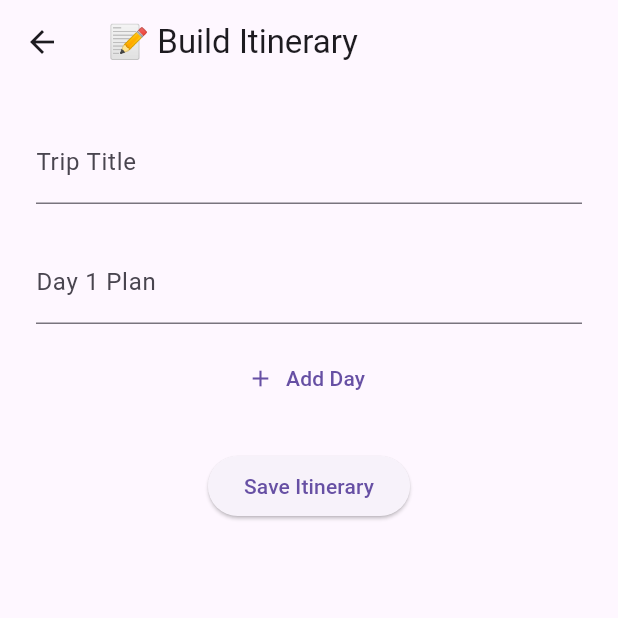
After one commit to pasindujayakodi77/ceylon, a Flutter app: the ItineraryListScreen screen opened directly, after a tap on the "add" icon, on a phone screen of 412 x 824 dp, the top half of it. The commit adds this screen. Run offline on Flutter 3.47's test engine with Material 3 defaults, Android fonts, the phone set to English and light mode, and no system bars; our stand-ins replace cloud_firestore, firebase_auth, firebase_core, flutter_bloc, google_sign_in, shared_preferences; accounts and stored records are empty.

Commit message:
Add itinerary management screens; implement itinerary creation and listing functionality✏️

```diff
--- a/lib/features/home/presentation/screens/home_screen.dart
+++ b/lib/features/home/presentation/screens/home_screen.dart
@@ -1,7 +1,9 @@
 import 'package:ceylon/features/profile/presentation/screens/profile_screen.dart';
 import 'package:flutter/material.dart';
 import 'package:firebase_auth/firebase_auth.dart';
+
 import 'package:ceylon/features/auth/presentation/screens/login_screen.dart';
+import 'package:ceylon/features/itinerary/presentation/screens/itinerary_list_screen.dart';
 
 class TouristHomeScreen extends StatelessWidget {
   const TouristHomeScreen({super.key});
@@ -27,6 +29,18 @@ class TouristHomeScreen extends StatelessWidget {
             ),
             const SizedBox(height: 16),
             ElevatedButton(
+              child: const Text("📅 My Trips"),
+              onPressed: () {
+                Navigator.push(
+                  context,
+                  MaterialPageRoute(
+                    builder: (_) => const ItineraryListScreen(),
+                  ),
+                );
+              },
+            ),
+            const SizedBox(height: 16),
+            ElevatedButton(
               onPressed: () async {
                 await FirebaseAuth.instance.signOut();
                 Navigator.pushReplacement(
--- /dev/null
+++ b/lib/features/itinerary/presentation/screens/itinerary_builder_screen.dart
@@ -0,0 +1,87 @@
+import 'package:cloud_firestore/cloud_firestore.dart';
+import 'package:firebase_auth/firebase_auth.dart';
+import 'package:flutter/material.dart';
+
+class ItineraryBuilderScreen extends StatefulWidget {
+  const ItineraryBuilderScreen({super.key});
+
+  @override
+  State<ItineraryBuilderScreen> createState() => _ItineraryBuilderScreenState();
+}
+
+class _ItineraryBuilderScreenState extends State<ItineraryBuilderScreen> {
+  final _title = TextEditingController();
+  final List<TextEditingController> _days = [TextEditingController()];
+  bool _saving = false;
+
+  void _addDayField() {
+    setState(() => _days.add(TextEditingController()));
+  }
+
+  Future<void> _saveItinerary() async {
+    setState(() => _saving = true);
+    final uid = FirebaseAuth.instance.currentUser!.uid;
+
+    final List<String> dayPlans = _days
+        .map((c) => c.text.trim())
+        .where((t) => t.isNotEmpty)
+        .toList();
+
+    await FirebaseFirestore.instance
+        .collection('users')
+        .doc(uid)
+        .collection('itineraries')
+        .add({
+          'title': _title.text.trim(),
+          'days': dayPlans,
+          'created_at': FieldValue.serverTimestamp(),
+        });
+
+    setState(() => _saving = false);
+    if (context.mounted) Navigator.pop(context);
+  }
+
+  @override
+  Widget build(BuildContext context) {
+    return Scaffold(
+      appBar: AppBar(title: const Text("📝 Build Itinerary")),
+      body: _saving
+          ? const Center(child: CircularProgressIndicator())
+          : SingleChildScrollView(
+              padding: const EdgeInsets.all(24),
+              child: Column(
+                children: [
+                  TextField(
+                    controller: _title,
+                    decoration: const InputDecoration(labelText: 'Trip Title'),
+                  ),
+                  const SizedBox(height: 24),
+                  ..._days.asMap().entries.map((entry) {
+                    final index = entry.key;
+                    final controller = entry.value;
+                    return Padding(
+                      padding: const EdgeInsets.only(bottom: 12),
+                      child: TextField(
+                        controller: controller,
+                        decoration: InputDecoration(
+                          labelText: 'Day ${index + 1} Plan',
+                        ),
+                      ),
+                    );
+                  }),
+                  TextButton.icon(
+                    onPressed: _addDayField,
+                    icon: const Icon(Icons.add),
+                    label: const Text("Add Day"),
+                  ),
+                  const SizedBox(height: 24),
+                  ElevatedButton(
+                    onPressed: _saveItinerary,
+                    child: const Text("Save Itinerary"),
+                  ),
+                ],
+              ),
+            ),
+    );
+  }
+}
--- /dev/null
+++ b/lib/features/itinerary/presentation/screens/itinerary_list_screen.dart
@@ -0,0 +1,56 @@
+import 'package:ceylon/features/itinerary/presentation/screens/itinerary_builder_screen.dart';
+import 'package:cloud_firestore/cloud_firestore.dart';
+import 'package:firebase_auth/firebase_auth.dart';
+import 'package:flutter/material.dart';
+
+class ItineraryListScreen extends StatelessWidget {
+  const ItineraryListScreen({super.key});
+
+  @override
+  Widget build(BuildContext context) {
+    final uid = FirebaseAuth.instance.currentUser!.uid;
+    final ref = FirebaseFirestore.instance
+        .collection('users')
+        .doc(uid)
+        .collection('itineraries')
+        .orderBy('created_at', descending: true);
+
+    return Scaffold(
+      appBar: AppBar(title: const Text("📅 My Itineraries")),
+      body: StreamBuilder<QuerySnapshot>(
+        stream: ref.snapshots(),
+        builder: (context, snapshot) {
+          if (!snapshot.hasData)
+            return const Center(child: CircularProgressIndicator());
+
+          final docs = snapshot.data!.docs;
+          if (docs.isEmpty) return const Center(child: Text("No trips yet"));
+
+          return ListView.builder(
+            itemCount: docs.length,
+            itemBuilder: (_, index) {
+              final data = docs[index].data() as Map<String, dynamic>;
+              final title = data['title'];
+              final days = List<String>.from(data['days']);
+              return Card(
+                child: ListTile(
+                  title: Text(title ?? "Untitled"),
+                  subtitle: Text("${days.length} day(s)"),
+                ),
+              );
+            },
+          );
+        },
+      ),
+      floatingActionButton: FloatingActionButton(
+        onPressed: () {
+          Navigator.push(
+            context,
+            MaterialPageRoute(builder: (_) => const ItineraryBuilderScreen()),
+          );
+        },
+        child: const Icon(Icons.add),
+      ),
+    );
+  }
+}
```
